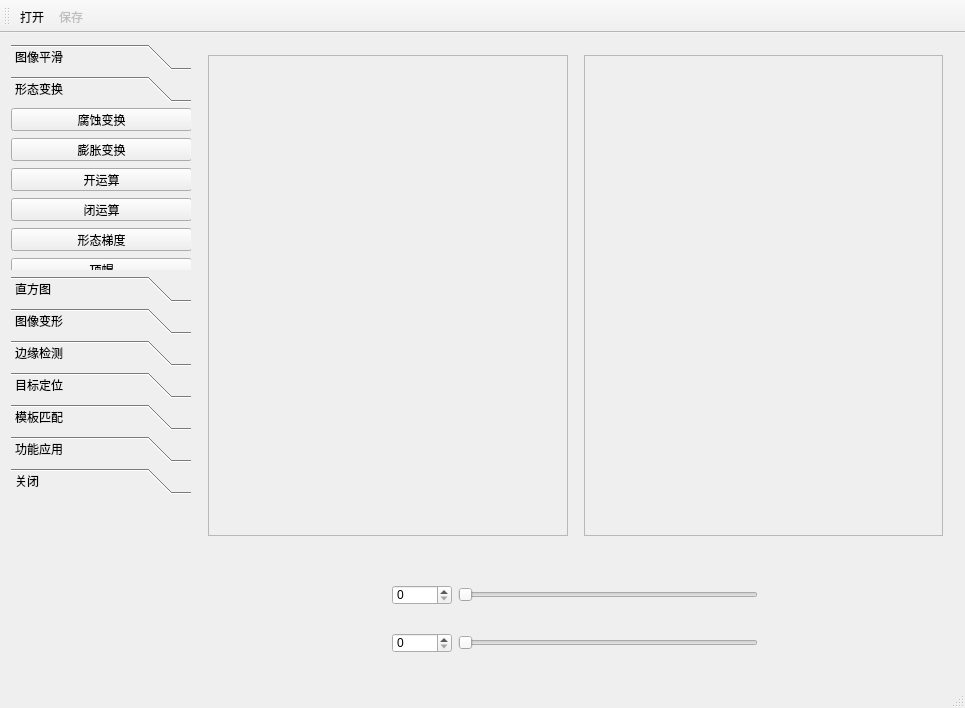
yangyang222244/hi_opencv2.0, file hi_opencv2.0/hi_opencv20.ui: the form before one commit.
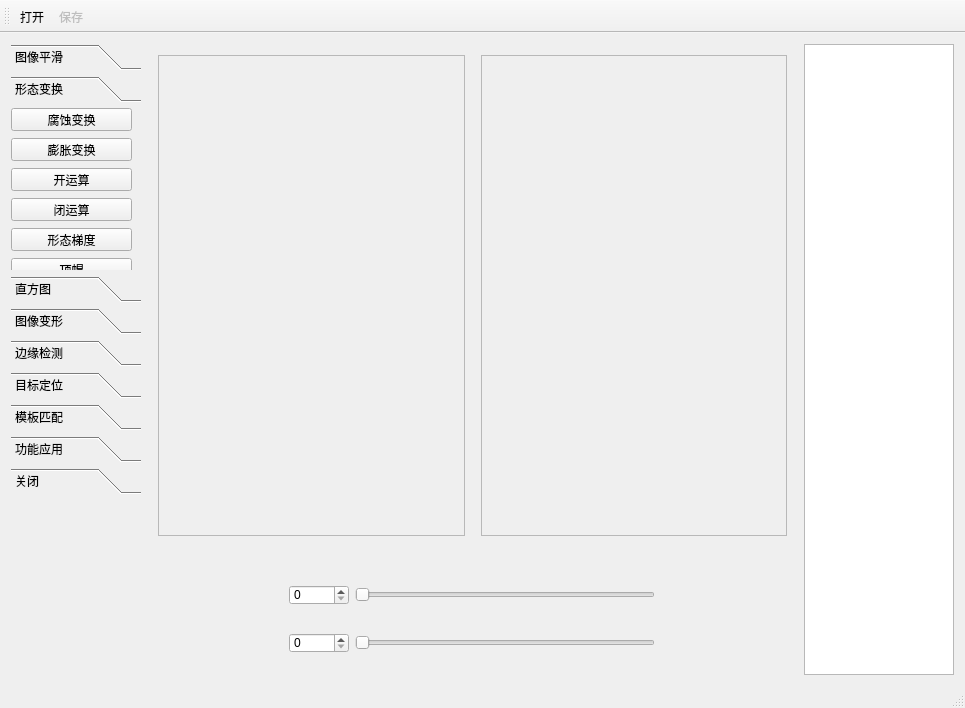
The form after the commit. The open tabs and pages were chosen to show the change.

The edit to the form file:
```diff
--- a/hi_opencv2.0/hi_opencv20.ui
+++ b/hi_opencv2.0/hi_opencv20.ui
@@ -2,6 +2,9 @@
 <ui version="4.0">
  <class>hi_opencv20Class</class>
  <widget class="QMainWindow" name="hi_opencv20Class">
+  <property name="enabled">
+   <bool>true</bool>
+  </property>
   <property name="geometry">
    <rect>
     <x>0</x>
@@ -19,13 +22,13 @@
      <widget class="QToolBox" name="toolBox">
       <property name="minimumSize">
        <size>
-        <width>180</width>
+        <width>130</width>
         <height>450</height>
        </size>
       </property>
       <property name="maximumSize">
        <size>
-        <width>180</width>
+        <width>130</width>
         <height>450</height>
        </size>
       </property>
@@ -96,7 +99,7 @@
         <rect>
          <x>0</x>
          <y>0</y>
-         <width>180</width>
+         <width>130</width>
          <height>216</height>
         </rect>
        </property>
@@ -108,7 +111,7 @@
          <rect>
           <x>0</x>
           <y>0</y>
-          <width>181</width>
+          <width>121</width>
           <height>23</height>
          </rect>
         </property>
@@ -121,7 +124,7 @@
          <rect>
           <x>0</x>
           <y>30</y>
-          <width>181</width>
+          <width>121</width>
           <height>23</height>
          </rect>
         </property>
@@ -134,7 +137,7 @@
          <rect>
           <x>0</x>
           <y>60</y>
-          <width>181</width>
+          <width>121</width>
           <height>23</height>
          </rect>
         </property>
@@ -147,7 +150,7 @@
          <rect>
           <x>0</x>
           <y>90</y>
-          <width>181</width>
+          <width>121</width>
           <height>23</height>
          </rect>
         </property>
@@ -160,7 +163,7 @@
          <rect>
           <x>0</x>
           <y>120</y>
-          <width>181</width>
+          <width>121</width>
           <height>23</height>
          </rect>
         </property>
@@ -173,7 +176,7 @@
          <rect>
           <x>0</x>
           <y>150</y>
-          <width>181</width>
+          <width>121</width>
           <height>23</height>
          </rect>
         </property>
@@ -676,7 +679,7 @@
              <rect>
               <x>0</x>
               <y>0</y>
-              <width>358</width>
+              <width>305</width>
               <height>502</height>
              </rect>
             </property>
@@ -712,7 +715,7 @@
              <rect>
               <x>0</x>
               <y>0</y>
-              <width>357</width>
+              <width>304</width>
               <height>502</height>
              </rect>
             </property>
@@ -861,6 +864,40 @@
       </item>
      </layout>
     </item>
+    <item>
+     <widget class="QTextEdit" name="textEdit">
+      <property name="enabled">
+       <bool>true</bool>
+      </property>
+      <property name="sizePolicy">
+       <sizepolicy hsizetype="Preferred" vsizetype="Preferred">
+        <horstretch>0</horstretch>
+        <verstretch>0</verstretch>
+       </sizepolicy>
+      </property>
+      <property name="minimumSize">
+       <size>
+        <width>120</width>
+        <height>120</height>
+       </size>
+      </property>
+      <property name="maximumSize">
+       <size>
+        <width>150</width>
+        <height>1000</height>
+       </size>
+      </property>
+      <property name="sizeAdjustPolicy">
+       <enum>QAbstractScrollArea::AdjustIgnored</enum>
+      </property>
+      <property name="readOnly">
+       <bool>true</bool>
+      </property>
+      <property name="textInteractionFlags">
+       <set>Qt::TextSelectableByMouse</set>
+      </property>
+     </widget>
+    </item>
    </layout>
   </widget>
   <widget class="QToolBar" name="mainToolBar">
```
Left out of the diff: 76 changed lines with no effect on the pictures.
